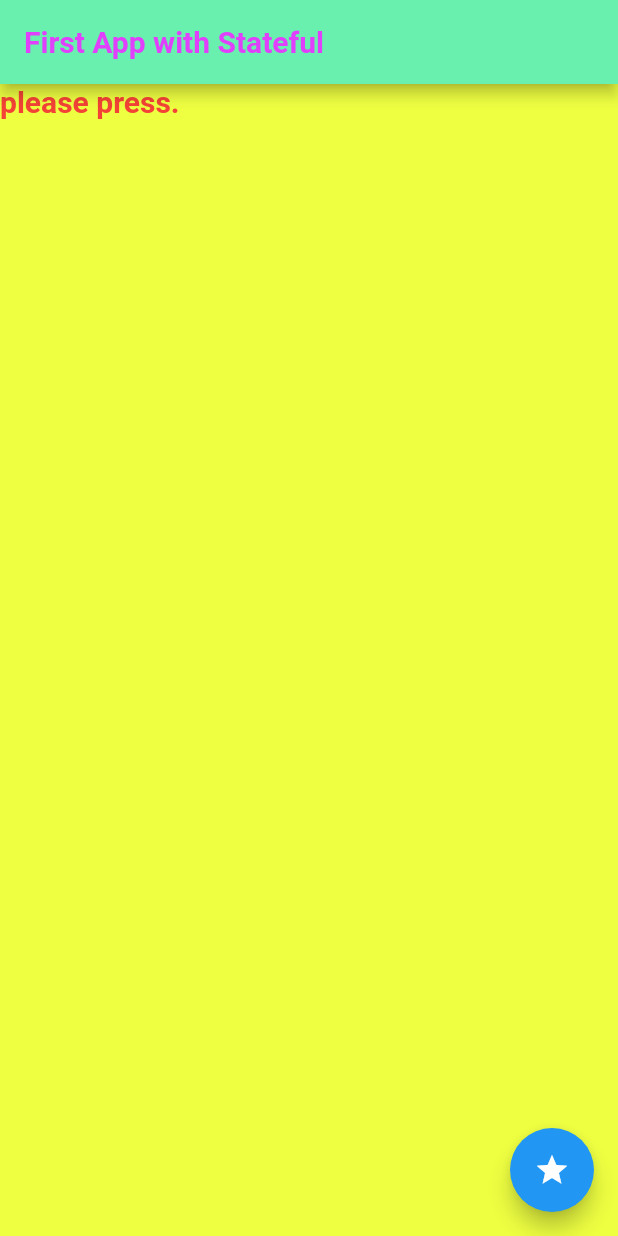
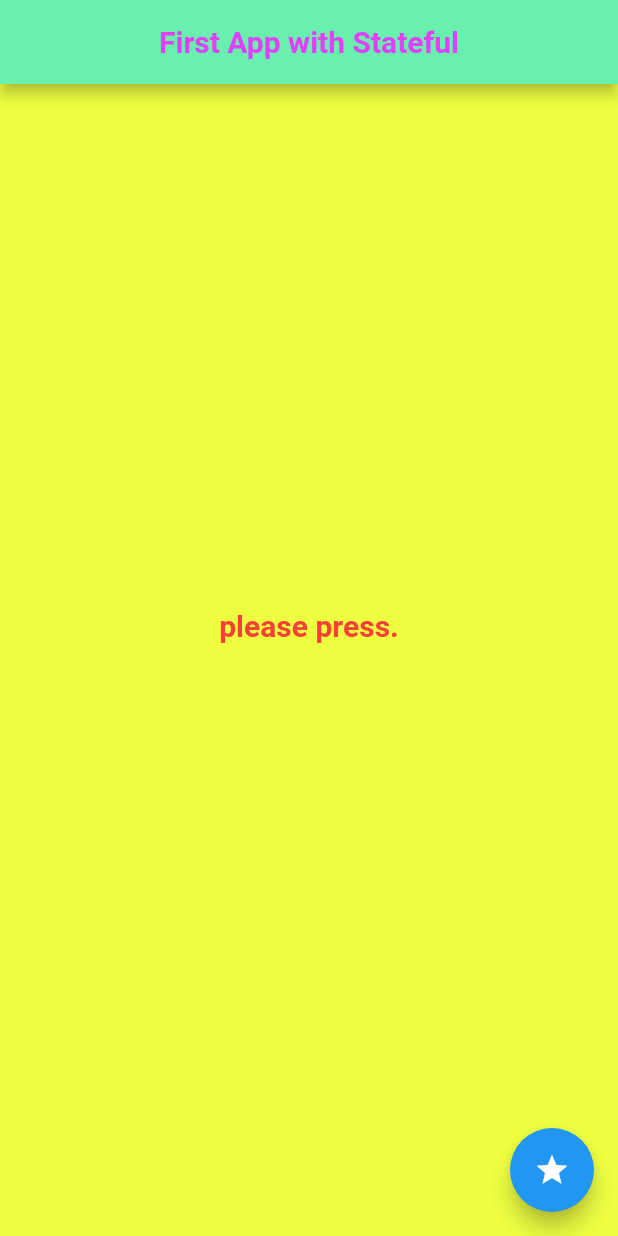
Before and after one commit to syu-kwsk/flutter_play, a Flutter app: the screen it shows after launch, on a phone screen of 412 x 824 dp. Run offline on Flutter 3.47's test engine with Material 2 defaults, Android fonts, the phone set to English and light mode, and no system bars.

Commit message:
Centered text and title, use Center class

```diff
--- a/lib/main.dart
+++ b/lib/main.dart
@@ -84,19 +84,24 @@ class _HomePageState extends State<HomePage> {
   Widget build(BuildContext context){
     return Scaffold(
       appBar: AppBar(
-        title: Text(widget.title,
+        title: Center(
+          child: Text(widget.title,
             style: TextStyle(fontSize: 20,
                 color: Colors.purpleAccent,
                 fontWeight: FontWeight.w700,
                 fontFamily: "Roboto"),
           ),
         ),
-      body: Text(
+      ),
+      body:
+      Center(
+        child: Text(
           _message + '\n\n',
           style: TextStyle(fontSize: 20,
               color: Colors.red,
               fontWeight: FontWeight.w700,
               fontFamily: "Roboto"
+          ),
         ),
       ),
       floatingActionButton: FloatingActionButton(
```
Lines whose indentation alone changed are shown as unchanged.
